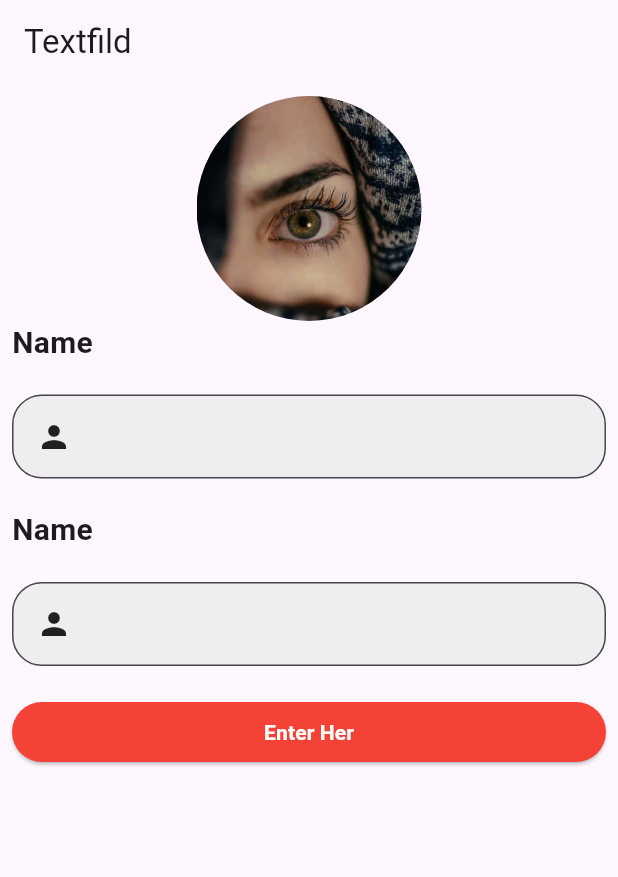
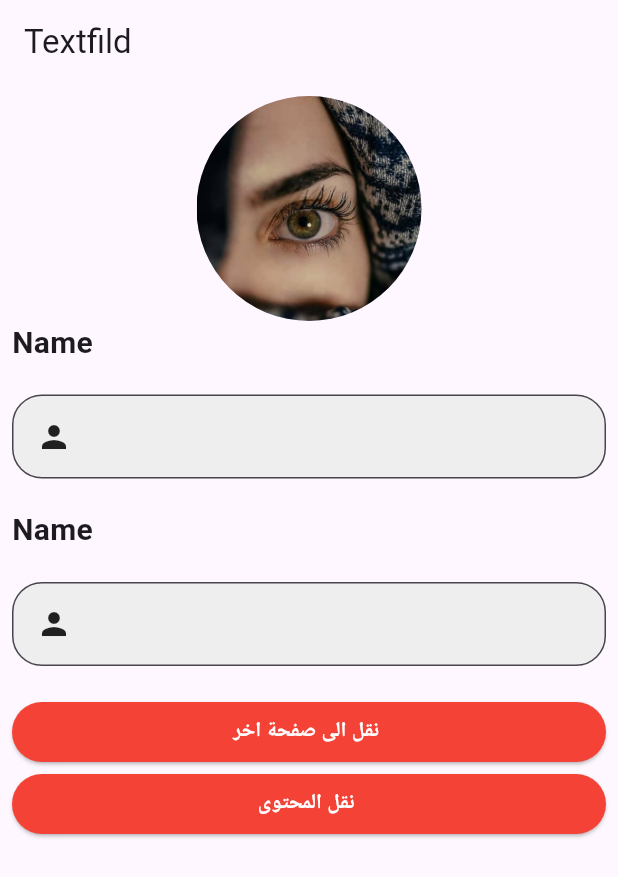
Before and after one commit to as-j-3/asma_gubran_homework, a Flutter app: the screen it shows after launch, on a phone screen of 412 x 824 dp. Shown: the top 877 px of the screen. Run offline on Flutter 3.47's test engine with Material 3 defaults, Android fonts, the phone set to English and light mode, and no system bars.

Commit message:
Edited by Asma

```diff
--- a/lib/text_feild.dart
+++ b/lib/text_feild.dart
@@ -2,12 +2,19 @@ import 'package:flutter/material.dart';
 
 import 'new_page.dart';
 
-class TextPage extends StatelessWidget {
+class TextPage extends StatefulWidget {
   const TextPage({super.key});
 
   @override
+  State<TextPage> createState() => _TextPageState();
+}
+
+class _TextPageState extends State<TextPage> {
+  TextEditingController _textEditingController2=TextEditingController();
+  TextEditingController _textEditingController=TextEditingController();
+  @override
   Widget build(BuildContext context) {
-    TextEditingController _textEditingController=TextEditingController();
+
     return  Scaffold(
 
       appBar: AppBar(
@@ -52,7 +59,7 @@ class TextPage extends StatelessWidget {
             Text('Name',style: TextStyle(fontSize: 20,fontWeight: FontWeight.bold),),
             SizedBox(height: 20,),
             TextFormField(
-              controller: _textEditingController,
+              controller: _textEditingController2,
               decoration: InputDecoration(
                   hintText: 'Enter your name ',
                   label: Icon(Icons.person),
@@ -73,7 +80,26 @@ class TextPage extends StatelessWidget {
                   Navigator.push(context, MaterialPageRoute(builder:(context) => NewPage(data: _textEditingController.text),));
                 },
                 child: Text(
-                  'Enter Her',
+                  'نقل الى صفحة اخر ',
+                  style: TextStyle(
+                      color: Colors.white,
+                      fontWeight: FontWeight.bold,
+                      height: 2
+                  ),
+                ),
+                style: ElevatedButton.styleFrom(backgroundColor: Colors.red),
+              ),
+            ),
+            Container(
+              width: double.infinity,
+              child: ElevatedButton(
+                onPressed: () {
+                  setState(() {
+                   _textEditingController2=_textEditingController;
+                  });
+                },
+                child: Text(
+                  'نقل المحتوى ',
                   style: TextStyle(
                       color: Colors.white,
                       fontWeight: FontWeight.bold,
```
